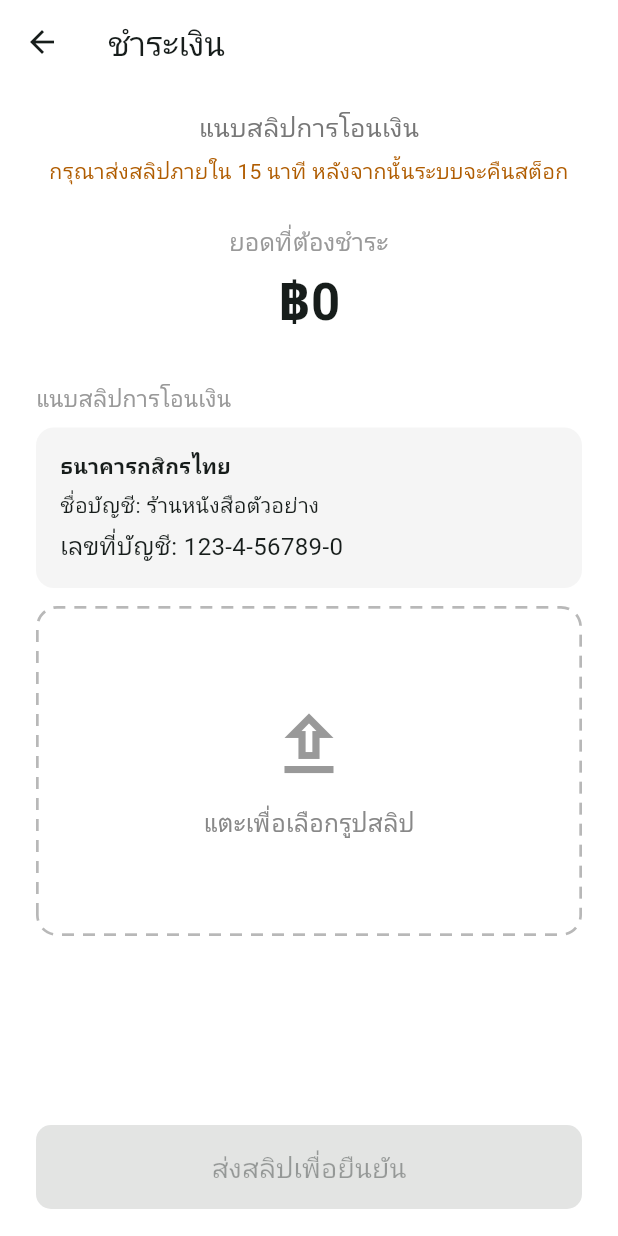
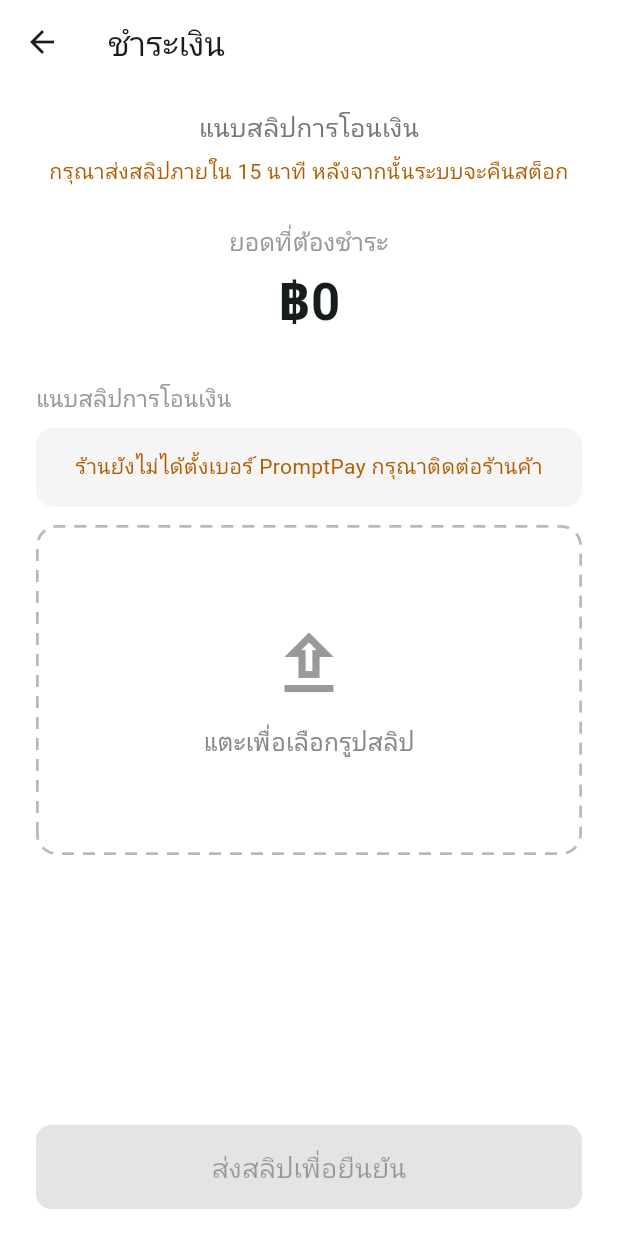
Before and after one commit to AriFeenx0/mobile_micro_commerce, a Flutter app: the SlipUploadScreen screen opened directly with empty values, on a phone screen of 412 x 824 dp. Run offline on Flutter 3.47's test engine with Material 3 defaults, Android fonts, the phone set to English and light mode, and no system bars; our stand-ins replace cloud_firestore, firebase_auth, firebase_core, image_picker, qr_flutter; accounts and stored records are empty.

Commit message:
add QR Promptpay Payment Method

```diff
--- a/lib/app.dart
+++ b/lib/app.dart
@@ -22,6 +22,7 @@ import 'screens/owner/book_manage/book_manage_list_screen.dart';
 import 'screens/owner/coupon_manage/coupon_manage_screen.dart';
 import 'screens/owner/dashboard/dashboard_screen.dart';
 import 'screens/owner/order_manage/order_manage_screen.dart';
+import 'screens/owner/payout_account/payout_account_screen.dart';
 import 'screens/profile/profile_screen.dart';
 
 class MainApp extends StatelessWidget {
@@ -43,6 +44,7 @@ class MainApp extends StatelessWidget {
 				AppRoutes.login: (_) => const LoginScreen(),
 				AppRoutes.register: (_) => const RegisterScreen(),
 				AppRoutes.editProfile: (_) => const EditProfileScreen(),
+				AppRoutes.payoutAccount: (_) => const PayoutAccountScreen(),
 				AppRoutes.customerBooks: (_) => const BookListScreen(),
 				AppRoutes.customerBookDetail: (context) {
 					final book = ModalRoute.of(context)?.settings.arguments;
--- a/lib/core/constants/app_routes.dart
+++ b/lib/core/constants/app_routes.dart
@@ -3,6 +3,7 @@ abstract final class AppRoutes {
   static const login = '/login';
   static const register = '/register';
   static const editProfile = '/profile/edit';
+  static const payoutAccount = '/profile/payout-account';
 
   static const customerBooks = '/customer/books';
   static const customerBookDetail = '/customer/books/detail';
--- a/lib/models/user_model.dart
+++ b/lib/models/user_model.dart
@@ -19,6 +19,9 @@ class UserModel {
   final UserRole role;
   final String address;
   final String? photoUrl;
+  final String bankName;
+  final String bankAccountNumber;
+  final String bankAccountName;
   final DateTime? createdAt;
   final DateTime? updatedAt;
 
@@ -30,9 +33,15 @@ class UserModel {
     required this.role,
     this.address = '',
     this.photoUrl,
+    this.bankName = '',
+    this.bankAccountNumber = '',
+    this.bankAccountName = '',
     this.createdAt,
     this.updatedAt,
   });
+
+  bool get hasBankAccount =>
+      bankName.trim().isNotEmpty && bankAccountNumber.trim().isNotEmpty;
 
   /// สร้าง UserModel จาก Firestore document
   /// ใช้แบบ: UserModel.fromJson(doc.id, doc.data()!)
@@ -45,6 +54,9 @@ class UserModel {
       role: _roleFromString(json['role'] as String? ?? 'customer'),
       address: json['address'] as String? ?? '',
       photoUrl: json['photoUrl'] as String?,
+      bankName: json['bankName'] as String? ?? '',
+      bankAccountNumber: json['bankAccountNumber'] as String? ?? '',
+      bankAccountName: json['bankAccountName'] as String? ?? '',
       createdAt: (json['createdAt'] as Timestamp?)?.toDate(),
       updatedAt: (json['updatedAt'] as Timestamp?)?.toDate(),
     );
@@ -60,6 +72,9 @@ class UserModel {
       'role': _roleToString(role),
       'address': address,
       'photoUrl': photoUrl,
+      'bankName': bankName,
+      'bankAccountNumber': bankAccountNumber,
+      'bankAccountName': bankAccountName,
       'createdAt': createdAt != null ? Timestamp.fromDate(createdAt!) : FieldValue.serverTimestamp(),
       'updatedAt': FieldValue.serverTimestamp(),
     };
@@ -70,6 +85,9 @@ class UserModel {
     String? phone,
     String? address,
     String? photoUrl,
+    String? bankName,
+    String? bankAccountNumber,
+    String? bankAccountName,
   }) {
     return UserModel(
       id: id,
@@ -79,6 +97,9 @@ class UserModel {
       role: role,
       address: address ?? this.address,
       photoUrl: photoUrl ?? this.photoUrl,
+      bankName: bankName ?? this.bankName,
+      bankAccountNumber: bankAccountNumber ?? this.bankAccountNumber,
+      bankAccountName: bankAccountName ?? this.bankAccountName,
       createdAt: createdAt,
       updatedAt: DateTime.now(),
     );
--- a/lib/screens/customer/checkout/slip_upload_screen.dart
+++ b/lib/screens/customer/checkout/slip_upload_screen.dart
@@ -5,9 +5,13 @@ import 'package:firebase_core/firebase_core.dart';
 import 'package:flutter/material.dart';
 import 'package:image_picker/image_picker.dart';
 import 'package:provider/provider.dart';
+import 'package:qr_flutter/qr_flutter.dart';
 
 import '../../../core/constants/app_routes.dart';
+import '../../../core/utils/promptpay.dart';
+import '../../../models/user_model.dart';
 import '../../../providers/cart_provider.dart';
+import '../../../services/chat_service.dart';
 import '../../../services/order_service.dart';
 
 class SlipUploadScreen extends StatefulWidget {
@@ -16,11 +20,13 @@ class SlipUploadScreen extends StatefulWidget {
     required this.orderId,
     required this.amount,
     this.clearCartOnSuccess = false,
+    this.usePromptPay = true,
   });
 
   final String orderId;
   final double amount;
   final bool clearCartOnSuccess;
+  final bool usePromptPay;
 
   @override
   State<SlipUploadScreen> createState() => _SlipUploadScreenState();
@@ -29,6 +35,7 @@ class SlipUploadScreen extends StatefulWidget {
 class _SlipUploadScreenState extends State<SlipUploadScreen> {
   final _imagePicker = ImagePicker();
   final _orderService = OrderService();
+  late final Future<UserModel?> _ownerFuture = ChatService().getOwner();
   XFile? _slipImage;
   Uint8List? _slipBytes;
   bool _isPicking = false;
@@ -87,21 +94,79 @@ class _SlipUploadScreenState extends State<SlipUploadScreen> {
                     color: const Color(0xFFF5F5F5),
                     borderRadius: BorderRadius.circular(12),
                   ),
-                  child: const Column(
+                  child: FutureBuilder<UserModel?>(
+                    future: _ownerFuture,
+                    builder: (context, snapshot) {
+                      if (snapshot.connectionState != ConnectionState.done) {
+                        return const Padding(
+                          padding: EdgeInsets.all(40),
+                          child: Center(child: CircularProgressIndicator()),
+                        );
+                      }
+                      final owner = snapshot.data;
+                      if (!widget.usePromptPay) {
+                        if (owner == null || !owner.hasBankAccount) {
+                          return const Text(
+                            'ร้านยังไม่ได้ตั้งค่าบัญชีธนาคาร กรุณาติดต่อร้านค้า',
+                            textAlign: TextAlign.center,
+                            style: TextStyle(color: Color(0xFFB05C00)),
+                          );
+                        }
+                        return Column(
                           crossAxisAlignment: CrossAxisAlignment.start,
                           children: [
                             Text(
-                        'ธนาคารกสิกรไทย',
+                              owner.bankName,
+                              style: const TextStyle(
+                                fontWeight: FontWeight.w600,
+                              ),
+                            ),
+                            const SizedBox(height: 6),
+                            Text('ชื่อบัญชี: ${owner.bankAccountName}'),
+                            const SizedBox(height: 4),
+                            SelectableText(
+                              'เลขที่บัญชี: ${owner.bankAccountNumber}',
+                              style: const TextStyle(fontSize: 16),
+                            ),
+                          ],
+                        );
+                      }
+                      final phone = owner?.phone.trim() ?? '';
+                      if (owner == null || phone.isEmpty) {
+                        return const Text(
+                          'ร้านยังไม่ได้ตั้งเบอร์ PromptPay กรุณาติดต่อร้านค้า',
+                          textAlign: TextAlign.center,
+                          style: TextStyle(color: Color(0xFFB05C00)),
+                        );
+                      }
+                      return Column(
+                        children: [
+                          const Text(
+                            'สแกนจ่ายด้วย PromptPay',
                             style: TextStyle(fontWeight: FontWeight.w600),
                           ),
-                      SizedBox(height: 6),
-                      Text('ชื่อบัญชี: ร้านหนังสือตัวอย่าง'),
-                      SizedBox(height: 4),
+                          const SizedBox(height: 12),
+                          Container(
+                            padding: const EdgeInsets.all(10),
+                            color: Colors.white,
+                            child: QrImageView(
+                              data: PromptPay.payload(
+                                phone,
+                                amount: widget.amount,
+                              ),
+                              size: 220,
+                            ),
+                          ),
+                          const SizedBox(height: 10),
+                          Text(owner.name),
+                          const SizedBox(height: 4),
                           Text(
-                        'เลขที่บัญชี: 123-4-56789-0',
-                        style: TextStyle(fontSize: 16),
+                            'ยอด ${_formatPrice(widget.amount)}',
+                            style: const TextStyle(fontSize: 16),
                           ),
                         ],
+                      );
+                    },
                   ),
                 ),
                 const SizedBox(height: 12),
--- a/lib/screens/profile/profile_screen.dart
+++ b/lib/screens/profile/profile_screen.dart
@@ -175,10 +175,10 @@ class ProfileScreen extends StatelessWidget {
                         ),
                         _ProfileMenuRow(
                           icon: Icons.account_balance_outlined,
-                          title: 'บัญชีรับเงิน (พร้อมเพย์/ธนาคาร)',
-                          onTap: () => _showPlaceholder(
+                          title: 'บัญชีรับเงิน',
+                          onTap: () => Navigator.pushNamed(
                             context,
-                            'บัญชีรับเงิน (พร้อมเพย์/ธนาคาร)',
+                            AppRoutes.payoutAccount,
                           ),
                         ),
                         _ProfileMenuRow(
--- a/pubspec.yaml
+++ b/pubspec.yaml
@@ -25,6 +25,7 @@ dependencies:
 
   intl: ^0.19.0
   cupertino_icons: ^1.0.8
+  qr_flutter: ^4.1.0
 
 dev_dependencies:
   flutter_test:
```
Also changed, not shown: lib/core/utils/promptpay.dart (added, +50 -0 lines), lib/providers/auth_provider.dart (+14 -0 lines), lib/screens/customer/checkout/checkout_screen.dart (+7 -10 lines), lib/screens/owner/payout_account/payout_account_screen.dart (added, +152 -0 lines), lib/services/auth_service.dart (+26 -0 lines), pubspec.lock, 1 other file. Lines whose indentation alone changed are shown as unchanged.
